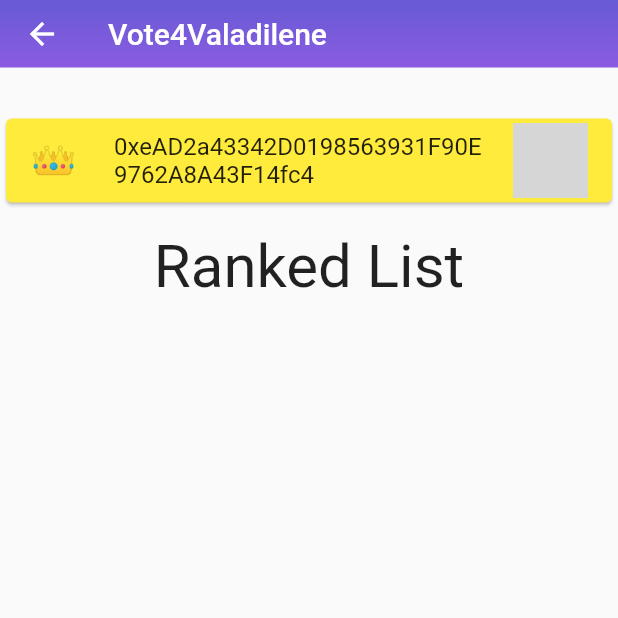
After one commit to francescofact/Vote4Valadilene, a Flutter app: the Winner screen opened directly, on a phone screen of 412 x 824 dp, the top half of it. The commit adds this screen. Run offline on Flutter 3.47's test engine with Material 2 defaults, Android fonts, the phone set to English and light mode, and no system bars; our stand-ins replace confetti, flutter_svg, rflutter_alert, shared_preferences; missing offline and left inert: jdenticon_dart, progress_indicator_button, steps, web3dart; accounts and stored records are empty; grey boxes are pictures that could not be loaded.

Commit message:
UI for Winner

```diff
--- /dev/null
+++ b/lib/winner.dart
@@ -0,0 +1,176 @@
+import 'package:confetti/confetti.dart';
+import 'package:flutter/cupertino.dart';
+import 'package:flutter/material.dart';
+import 'package:jdenticon_dart/jdenticon_dart.dart';
+import 'package:flutter_svg/flutter_svg.dart';
+import 'package:rflutter_alert/rflutter_alert.dart';
+import 'package:v4v/blockchain.dart';
+
+class Winner extends StatefulWidget {
+  @override
+  _WinnerState createState() => _WinnerState();
+}
+
+class _WinnerState extends State<Winner> {
+  Blockchain blockchain = Blockchain();
+
+  ConfettiController _controllerCenter;
+  List<dynamic> candidates = [];
+
+  @override
+  void initState(){
+    super.initState();
+    WidgetsBinding.instance
+        .addPostFrameCallback((_) => _updateCandidates());
+    _controllerCenter = ConfettiController(duration: const Duration(seconds: 5));
+  }
+
+  Future<void> _updateCandidates() async {
+    Alert(
+        context: context,
+        title:"Getting results...",
+        buttons: [],
+        style: AlertStyle(
+          animationType: AnimationType.grow,
+          isCloseButton: false,
+          isOverlayTapDismiss: false,
+        )
+    ).show();
+    Future.delayed(Duration(milliseconds:500), () => {
+      blockchain.queryView("get_candidates", []).then((value) => {
+        Navigator.of(context).pop(),
+        setState(() {
+          candidates = value[0];
+        }),
+        _controllerCenter.play(),
+        Future.delayed(Duration(seconds:5),() => {
+          _controllerCenter.stop()
+        })
+      }).catchError((error){
+        Navigator.of(context).pop();
+        Alert(
+            context: context,
+            type: AlertType.error,
+            title:"Error",
+            desc: (error is NoSuchMethodError)
+                ? error.toString()
+                : blockchain.translateError(error)
+        ).show();
+      })
+    });
+  }
+
+
+  @override
+  Widget build(BuildContext context) {
+    return Scaffold(
+      appBar: PreferredSize(
+        child: Container(
+          child: AppBar(
+            title: Text("Vote4Valadilene"),
+            backgroundColor: Colors.transparent,
+            elevation: 0.0,
+          ),
+          decoration: BoxDecoration(
+            gradient: LinearGradient(
+              begin: Alignment.bottomCenter,
+              end: Alignment.topCenter,
+              colors: [
+                Color(0xFF8b5be1),
+                Color(0xFF675bd4),
+              ],
+            ),
+          ),
+        ),
+        preferredSize: Size(MediaQuery.of(context).size.width, 45),
+      ),
+      body: Stack(
+        children: [
+          Center(
+            child: Container(
+            margin: const EdgeInsets.only(top: 30.0),
+            child: Column(
+              children: <Widget>[
+                Card(
+                  color: Colors.yellow,
+                  child: Column(
+                    mainAxisSize: MainAxisSize.min,
+                    children: <Widget>[
+                      ListTile(
+                        leading: Text(
+                            "👑",
+                            style: TextStyle(fontSize: 25)
+                        ),
+                        trailing: SvgPicture.string(
+                          Jdenticon.toSvg("1234"),
+                          fit: BoxFit.fill,
+                          height: 50,
+                          width: 50,
+                        ),
+                        title: Text('0xeAD2a43342D0198563931F90E9762A8A43F14fc4'),
+                      ),
+                    ],
+                  ),
+                ),
+                SizedBox(
+                    height:15
+                ),
+                Text(
+                    "Ranked List",
+                    style: TextStyle(fontSize: 40)
+                ),
+                Container(
+                  margin: const EdgeInsets.only(top: 15.0, bottom: 15.0),
+                  child: ListView.builder(
+                    itemCount: candidates.length,
+                    scrollDirection: Axis.vertical,
+                    shrinkWrap: true,
+                    itemBuilder: (context, index) {
+                      return Card(
+                        color: Colors.white,
+                        child: ListTile(
+                          leading: ExcludeSemantics(
+                            child: SvgPicture.string(
+                              Jdenticon.toSvg("${candidates[index]}"),
+                              fit: BoxFit.fill,
+                              height: 50,
+                              width: 50,
+                            ),
+                          ),
+                          title: Text(
+                              "${candidates[index]}",
+                              style: TextStyle(color: Colors.black)
+                          ),
+                          subtitle: Text('🪙 Souls: 3,5ETH  •  🗳 Votes: 12'),
+                        ),
+                      );
+                    },
+                  ),
+                ),
+              ],
+            ),
+          ),
+          ),
+          Align(
+            alignment: Alignment.topCenter,
+            child: ConfettiWidget(
+              confettiController: _controllerCenter,
+              blastDirectionality: BlastDirectionality
+                  .explosive, // don't specify a direction, blast randomly
+              shouldLoop:
+              true, // start again as soon as the animation is finished
+              colors: const [
+                Colors.green,
+                Colors.blue,
+                Colors.pink,
+                Colors.orange,
+                Colors.purple
+              ],
+            ),
+          ),
+        ],
+      )
+    );
+
+  }
+}
--- a/pubspec.yaml
+++ b/pubspec.yaml
@@ -35,6 +35,7 @@ dependencies:
   shared_preferences: any
   steps: 1.0.1
   progress_indicator_button: any
+  confetti: any
 
 
 dev_dependencies:
```
Also changed, not shown: lib/flow.dart (+28 -8 lines), assets/crown.svg (added), pubspec.lock.
